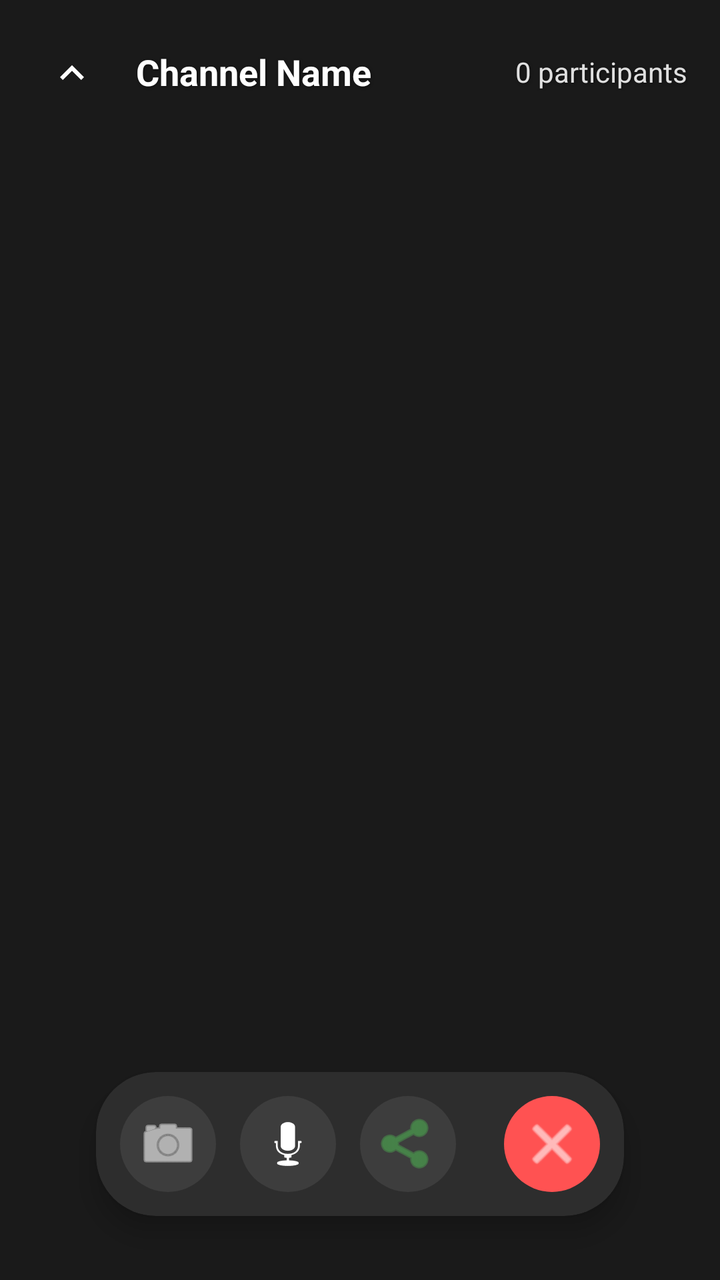
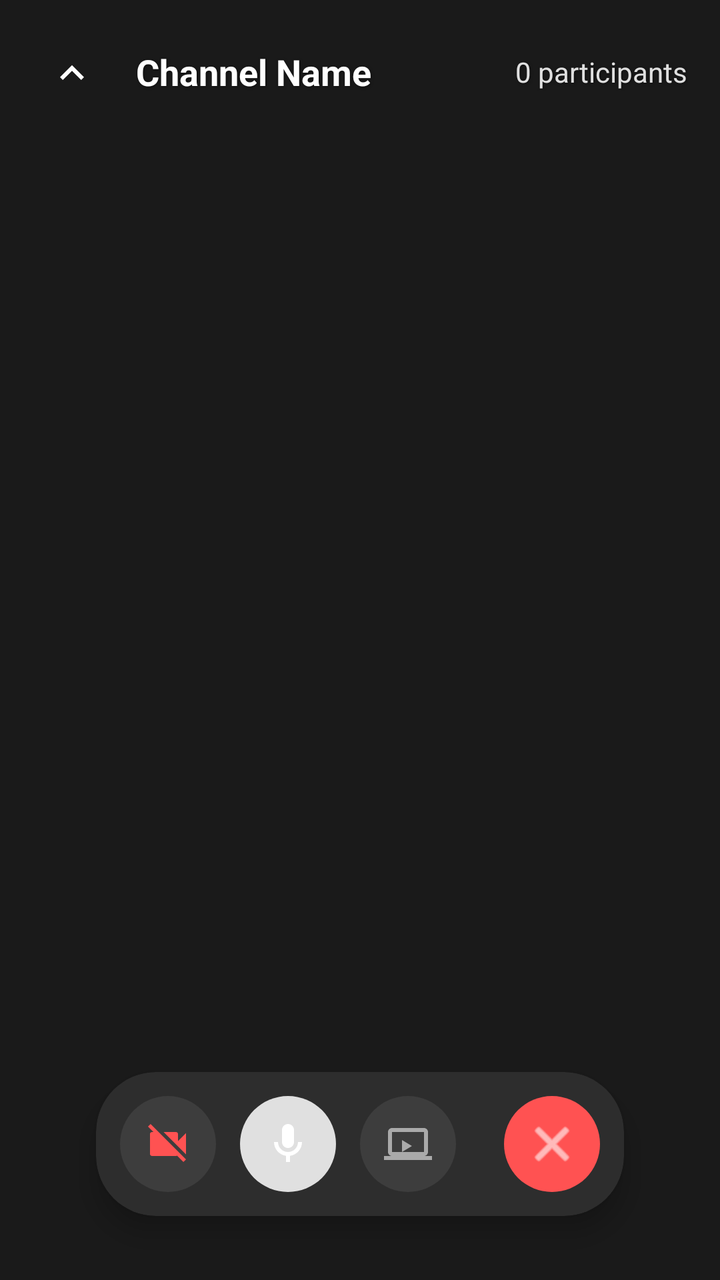

Before-and-after screenshots of an Android layout around one commit, followed by the original layout XML and the change that was made.
<!-- AndroidManifest.xml: application theme Theme.SE114_CallingSystem -->
<!-- res/layout/activity_call_detail.xml -->
<?xml version="1.0" encoding="utf-8"?>
<RelativeLayout xmlns:android="http://schemas.android.com/apk/res/android"
    xmlns:app="http://schemas.android.com/apk/res-auto"
    android:layout_width="match_parent"
    android:layout_height="match_parent"
    android:background="#1A1A1A">

    <androidx.recyclerview.widget.RecyclerView
        android:id="@+id/rvParticipants"
        android:layout_width="match_parent"
        android:layout_height="match_parent"
        android:clipToPadding="false"
        android:paddingTop="70dp"
        android:paddingBottom="100dp"
        android:paddingHorizontal="4dp"/>

    <LinearLayout
        android:id="@+id/callHeader"
        android:layout_width="match_parent"
        android:layout_height="wrap_content"
        android:layout_alignParentTop="true"
        android:background="@android:color/transparent" android:gravity="center_vertical"
        android:orientation="horizontal"
        android:padding="16dp">

        <ImageButton
            android:id="@+id/btnMinimize"
            android:layout_width="40dp"
            android:layout_height="40dp"
            android:background="?attr/selectableItemBackgroundBorderless"
            android:src="@drawable/icon_expandbutton"
            android:rotation="180"
            app:tint="@color/white" />

        <TextView
            android:id="@+id/tvCallChannelName"
            android:layout_width="0dp"
            android:layout_height="wrap_content"
            android:layout_marginStart="12dp"
            android:layout_weight="1"
            android:text="Channel Name"
            android:textColor="@color/white"
            android:textSize="18sp"
            android:textStyle="bold"
            android:shadowColor="#80000000" android:shadowDx="1"
            android:shadowDy="1"
            android:shadowRadius="3" />

        <TextView
            android:id="@+id/tvParticipantCount"
            android:layout_width="wrap_content"
            android:layout_height="wrap_content"
            android:text="0 participants"
            android:textColor="#E0E0E0"
            android:textSize="14sp"
            android:shadowColor="#80000000"
            android:shadowDx="1"
            android:shadowDy="1"
            android:shadowRadius="3" />
    </LinearLayout>

    <androidx.cardview.widget.CardView
        android:id="@+id/controlPanel"
        android:layout_width="wrap_content"
        android:layout_height="wrap_content"
        android:layout_alignParentBottom="true"
        android:layout_centerHorizontal="true"
        android:layout_marginBottom="32dp"
        app:cardBackgroundColor="#2D2D2D"
        app:cardCornerRadius="30dp"
        app:cardElevation="8dp">

        <LinearLayout
            android:layout_width="wrap_content"
            android:layout_height="wrap_content"
            android:orientation="horizontal"
            android:padding="12dp">

            <ImageButton
                android:id="@+id/btnToggleVideo"
                android:layout_width="48dp"
                android:layout_height="48dp"
                android:background="@drawable/bg_call_tool"
                android:src="@android:drawable/ic_menu_camera"
                app:tint="@color/white" />

            <ImageButton
                android:id="@+id/btnMute"
                android:layout_width="48dp"
                android:layout_height="48dp"
                android:layout_marginStart="12dp"
                android:background="@drawable/bg_call_tool"
                android:src="@android:drawable/ic_btn_speak_now"
                app:tint="@color/white" />

            <ImageButton
                android:id="@+id/btnShareScreen"
                android:layout_width="48dp"
                android:layout_height="48dp"
                android:layout_marginStart="12dp"
                android:background="@drawable/bg_call_tool"
                android:src="@android:drawable/ic_menu_share"
                app:tint="#4CAF50" />

            <ImageButton
                android:id="@+id/btnEndCall"
                android:layout_width="48dp"
                android:layout_height="48dp"
                android:layout_marginStart="24dp"
                android:background="@drawable/bg_circle_end_call"
                android:src="@android:drawable/ic_menu_close_clear_cancel"
                app:tint="@color/white" />

        </LinearLayout>
    </androidx.cardview.widget.CardView>

</RelativeLayout>
<!-- resources referenced by this layout -->
<resources>
  <color name="white">#FFFFFFFF</color>
  <!-- drawable bg_call_tool (drawable) -->
  <?xml version="1.0" encoding="utf-8"?>
  <ripple xmlns:android="http://schemas.android.com/apk/res/android"
      android:color="#4DFFFFFF"> <item>
      <shape android:shape="oval">
          <solid android:color="#3D3D3D" /> <size android:width="48dp" android:height="48dp" />
      </shape>
  </item>
  </ripple>
  <!-- drawable bg_circle_end_call (drawable) -->
  <?xml version="1.0" encoding="utf-8"?>
  <ripple xmlns:android="http://schemas.android.com/apk/res/android"
      android:color="#4DFFFFFF">
      <item>
          <shape android:shape="oval">
              <solid android:color="#FF5252" /> <size android:width="56dp" android:height="56dp" />
          </shape>
      </item>
  </ripple>
  <!-- drawable icon_expandbutton (drawable) -->
  <vector xmlns:android="http://schemas.android.com/apk/res/android"
      android:width="24dp"
      android:height="24dp"
      android:viewportWidth="960"
      android:viewportHeight="960">
    <path
        android:pathData="M480,616 L240,376l56,-56 184,184 184,-184 56,56 -240,240Z"
        android:fillColor="#000000"/>
  </vector>
  <style name="Theme.SE114_CallingSystem" parent="Base.Theme.SE114_CallingSystem" />
  <style name="Base.Theme.SE114_CallingSystem" parent="Theme.Material3.DayNight.NoActionBar">
          
          
      </style>
</resources>

<!-- the commit's change to res/layout/activity_call_detail.xml (unified diff, before → after) -->
@@ -80,27 +80,33 @@
                 android:id="@+id/btnToggleVideo"
                 android:layout_width="48dp"
                 android:layout_height="48dp"
-                android:background="@drawable/bg_call_tool"
-                android:src="@android:drawable/ic_menu_camera"
-                app:tint="@color/white" />
+                android:background="@drawable/bg_call_tool_inactive"
+                android:src="@drawable/ic_videocam_off"
+                android:scaleType="centerInside"
+                android:padding="10dp"
+                android:contentDescription="Toggle camera" />
 
             <ImageButton
                 android:id="@+id/btnMute"
                 android:layout_width="48dp"
                 android:layout_height="48dp"
                 android:layout_marginStart="12dp"
-                android:background="@drawable/bg_call_tool"
-                android:src="@android:drawable/ic_btn_speak_now"
-                app:tint="@color/white" />
+                android:background="@drawable/bg_call_tool_active"
+                android:src="@drawable/ic_mic_on"
+                android:scaleType="centerInside"
+                android:padding="10dp"
+                android:contentDescription="Toggle microphone" />
 
             <ImageButton
                 android:id="@+id/btnShareScreen"
                 android:layout_width="48dp"
                 android:layout_height="48dp"
                 android:layout_marginStart="12dp"
-                android:background="@drawable/bg_call_tool"
-                android:src="@android:drawable/ic_menu_share"
-                app:tint="#4CAF50" />
+                android:background="@drawable/bg_call_tool_inactive"
+                android:src="@drawable/ic_screen_share_off"
+                android:scaleType="centerInside"
+                android:padding="10dp"
+                android:contentDescription="Share screen" />
 
             <ImageButton
                 android:id="@+id/btnEndCall"
@@ -109,7 +115,10 @@
                 android:layout_marginStart="24dp"
                 android:background="@drawable/bg_circle_end_call"
                 android:src="@android:drawable/ic_menu_close_clear_cancel"
-                app:tint="@color/white" />
+                android:scaleType="centerInside"
+                android:padding="10dp"
+                app:tint="@color/white"
+                android:contentDescription="End call" />
 
         </LinearLayout>
     </androidx.cardview.widget.CardView>
<!-- resource entries referenced after the edit -->
@@ -1,14 +1,27 @@
 <!-- resources referenced by this layout -->
 <resources>
   <color name="white">#FFFFFFFF</color>
-  <!-- drawable bg_call_tool (drawable) -->
+  <!-- drawable bg_call_tool_active (drawable) -->
   <?xml version="1.0" encoding="utf-8"?>
   <ripple xmlns:android="http://schemas.android.com/apk/res/android"
-      android:color="#4DFFFFFF"> <item>
-      <shape android:shape="oval">
-          <solid android:color="#3D3D3D" /> <size android:width="48dp" android:height="48dp" />
-      </shape>
-  </item>
+      android:color="#4DFFFFFF">
+      <item>
+          <shape android:shape="oval">
+              <solid android:color="#E0E0E0" />
+              <size android:width="48dp" android:height="48dp" />
+          </shape>
+      </item>
+  </ripple>
+  <!-- drawable bg_call_tool_inactive (drawable) -->
+  <?xml version="1.0" encoding="utf-8"?>
+  <ripple xmlns:android="http://schemas.android.com/apk/res/android"
+      android:color="#4DFFFFFF">
+      <item>
+          <shape android:shape="oval">
+              <solid android:color="#3D3D3D" />
+              <size android:width="48dp" android:height="48dp" />
+          </shape>
+      </item>
   </ripple>
   <!-- drawable bg_circle_end_call (drawable) -->
   <?xml version="1.0" encoding="utf-8"?>
@@ -20,6 +33,45 @@
           </shape>
       </item>
   </ripple>
+  <!-- drawable ic_mic_on (drawable) -->
+  <?xml version="1.0" encoding="utf-8"?>
+  <vector xmlns:android="http://schemas.android.com/apk/res/android"
+      android:width="24dp"
+      android:height="24dp"
+      android:viewportWidth="24"
+      android:viewportHeight="24">
+      <path
+          android:fillColor="#FFFFFF"
+          android:pathData="M12,14c1.66,0 3,-1.34 3,-3V5c0,-1.66 -1.34,-3 -3,-3S9,3.34 9,5v6C9,12.66 10.34,14 12,14z"/>
+      <path
+          android:fillColor="#FFFFFF"
+          android:pathData="M17,11c0,2.76 -2.24,5 -5,5s-5,-2.24 -5,-5H5c0,3.53 2.61,6.43 6,6.92V21h2v-3.08c3.39,-0.49 6,-3.39 6,-6.92H17z"/>
+  </vector>
+  <!-- drawable ic_screen_share_off (drawable) -->
+  <?xml version="1.0" encoding="utf-8"?>
+  <vector xmlns:android="http://schemas.android.com/apk/res/android"
+      android:width="24dp"
+      android:height="24dp"
+      android:viewportWidth="24"
+      android:viewportHeight="24">
+      <path
+          android:fillColor="#AAAAAA"
+          android:pathData="M20,18c1.1,0 1.99,-0.9 1.99,-2L22,6c0,-1.11 -0.9,-2 -2,-2H4C2.9,4 2,4.89 2,6v10c0,1.1 0.9,2 2,2H0v2h24v-2h-4zM4,6h16v10H4V6z"/>
+      <path
+          android:fillColor="#AAAAAA"
+          android:pathData="M9,10l5,3l-5,3z"/>
+  </vector>
+  <!-- drawable ic_videocam_off (drawable) -->
+  <?xml version="1.0" encoding="utf-8"?>
+  <vector xmlns:android="http://schemas.android.com/apk/res/android"
+      android:width="24dp"
+      android:height="24dp"
+      android:viewportWidth="24"
+      android:viewportHeight="24">
+      <path
+          android:fillColor="#FF5252"
+          android:pathData="M21,6.5l-4,4V7c0,-0.55 -0.45,-1 -1,-1H9.82L21,17.18V6.5zM3.27,2L2,3.27 4.73,6H4c-0.55,0 -1,0.45 -1,1v10c0,0.55 0.45,1 1,1h12c0.21,0 0.39,-0.08 0.54,-0.18L19.73,21 21,19.73 3.27,2z"/>
+  </vector>
   <!-- drawable icon_expandbutton (drawable) -->
   <vector xmlns:android="http://schemas.android.com/apk/res/android"
       android:width="24dp"
